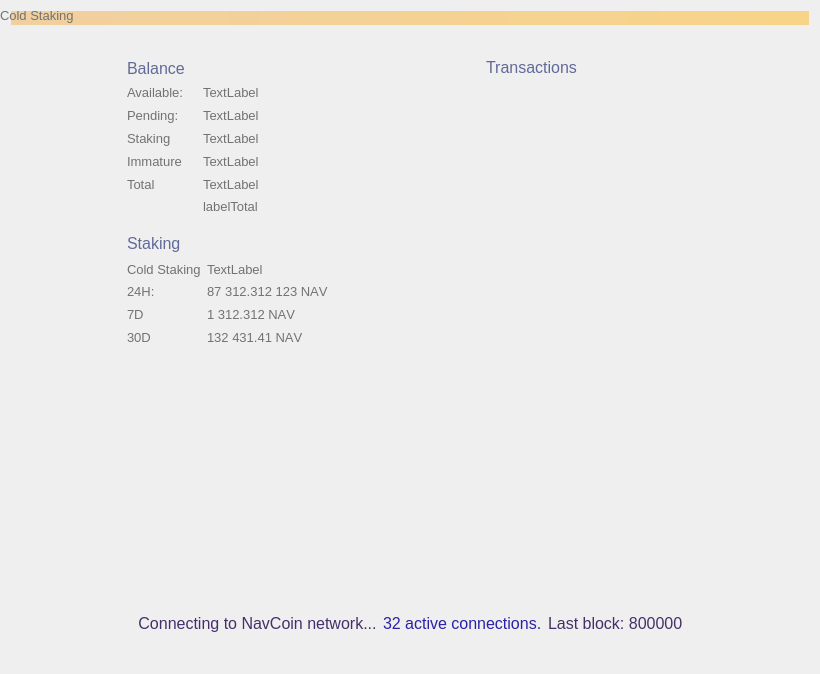
Old version of the form src/qt/forms/overviewpage.ui in the repository navcoin/navcoin-core.
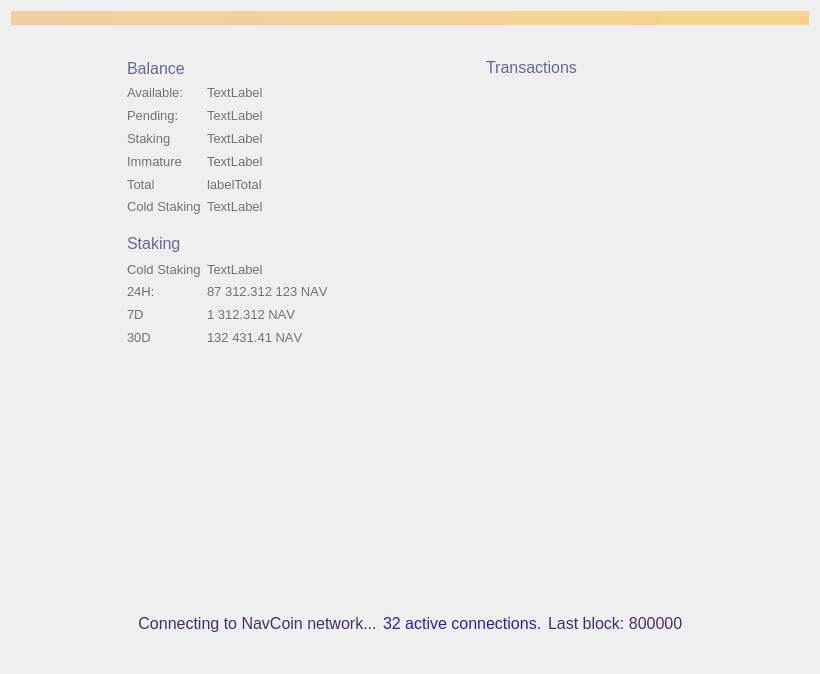
New version of the form. Custom widgets are drawn as their Qt base class.

Commit message: overview layout

```diff
--- a/src/qt/forms/overviewpage.ui
+++ b/src/qt/forms/overviewpage.ui
@@ -434,7 +434,7 @@
              </property>
             </widget>
            </item>
-           <item row="5" column="1">
+           <item row="4" column="1">
             <widget class="QLabel" name="labelTotal">
              <property name="font">
               <font>
@@ -494,7 +494,7 @@
              </property>
             </widget>
            </item>
-           <item row="4" column="0">
+           <item row="5" column="0">
             <widget class="QLabel" name="labelColdStakingText">
              <property name="font">
               <font>
@@ -509,7 +509,7 @@
              </property>
             </widget>
            </item>
-           <item row="4" column="1">
+           <item row="5" column="1">
             <widget class="QLabel" name="labelColdStaking">
              <property name="font">
               <font>
```
